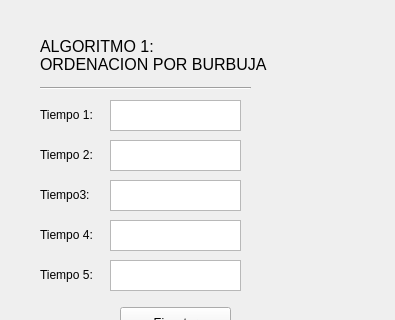
Before: the Qt Designer form practica3/ventanaordenacion.ui in ValentinUnileon/practica3Arco, drawn with Qt 5; both pictures show x 0 to 395 and y 0 to 320 of the 395 by 500 pixel window.
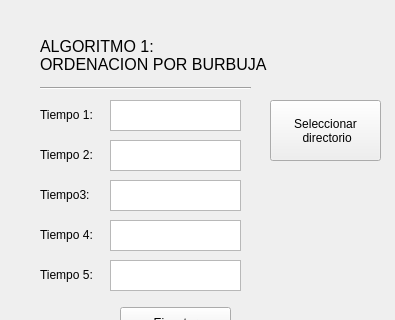
After: the same form once the commit is applied.

Commit message: Añadido boton elegir directorio en ui de burbuja

What changed in the file:
```diff
--- a/practica3/ventanaordenacion.ui
+++ b/practica3/ventanaordenacion.ui
@@ -236,6 +236,20 @@
      <string>TextLabel</string>
     </property>
    </widget>
+   <widget class="QPushButton" name="botonDirectorio">
+    <property name="geometry">
+     <rect>
+      <x>270</x>
+      <y>100</y>
+      <width>111</width>
+      <height>61</height>
+     </rect>
+    </property>
+    <property name="text">
+     <string>Seleccionar 
+ directorio</string>
+    </property>
+   </widget>
   </widget>
   <widget class="QMenuBar" name="menubar">
    <property name="geometry">
```
Left out of the diff: 2 changed lines with no effect on the pictures. The commit also changes 3 other files.
